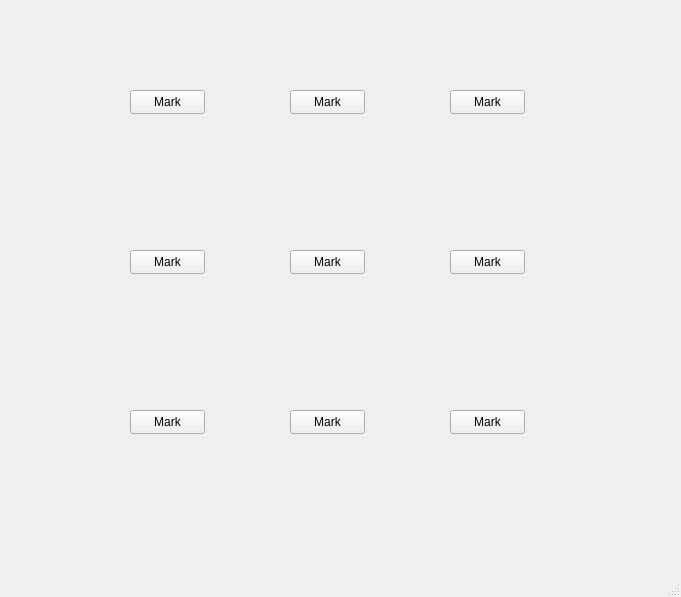
Above: GUI/forms/Game.ui from WallachianMihai/TicTacToe before the change. Below: the same form after it.
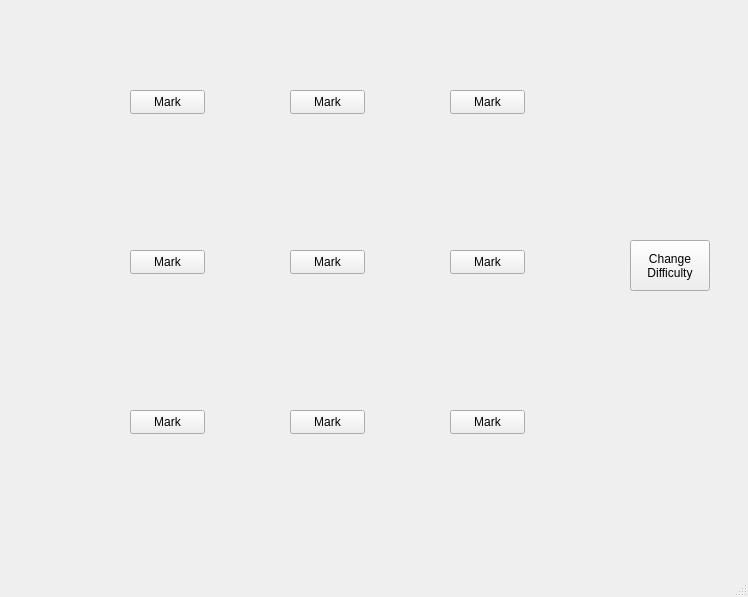
That is the form after the change.

What changed in the file:
```diff
--- a/GUI/forms/Game.ui
+++ b/GUI/forms/Game.ui
@@ -6,7 +6,7 @@
    <rect>
     <x>0</x>
     <y>0</y>
-    <width>681</width>
+    <width>748</width>
     <height>597</height>
    </rect>
   </property>
@@ -261,6 +261,20 @@
      <string/>
     </property>
    </widget>
+   <widget class="QPushButton" name="difficultyButton">
+    <property name="geometry">
+     <rect>
+      <x>630</x>
+      <y>240</y>
+      <width>80</width>
+      <height>51</height>
+     </rect>
+    </property>
+    <property name="text">
+     <string>Change
+Difficulty</string>
+    </property>
+   </widget>
   </widget>
   <widget class="QMenuBar" name="menubar">
    <property name="geometry">
```
Left out of the diff: 4 changed lines with no effect on the pictures.
